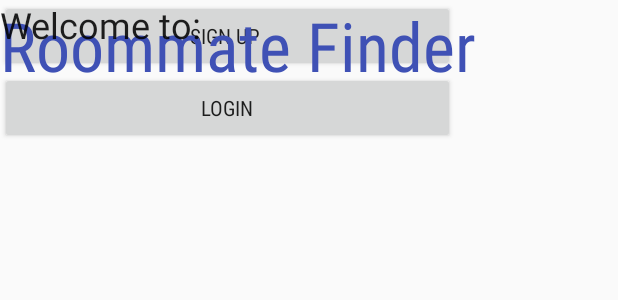
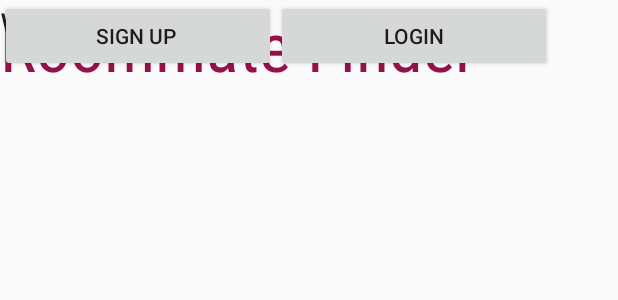
Before and after one commit to ashes303/sheInnovates2018, an Android app: the layout activity_login.xml on its own in the app's theme, with its tools: preview values and no code run, on a phone screen of 412 x 824 dp. Shown: the top 300 px of the screen. Run offline under Robolectric (Android 15) with nearby library versions, the phone set to English and light mode, and no system bars.

Commit message:
Login/signup page

```diff
--- a/app/src/main/res/layout/activity_login.xml
+++ b/app/src/main/res/layout/activity_login.xml
@@ -5,35 +5,6 @@
     android:layout_width="match_parent"
     android:layout_height="match_parent"
     tools:context="jan.pitt.si.Login">
-
-    <LinearLayout
-        android:layout_width="0dp"
-        android:layout_height="wrap_content"
-        android:gravity="center"
-        android:orientation="vertical"
-        android:visibility="visible"
-        tools:layout_editor_absoluteX="9dp"
-        tools:layout_editor_absoluteY="341dp">
-
-        <Button
-            android:id="@+id/button"
-            style="@style/Widget.AppCompat.Button"
-            android:layout_width="match_parent"
-            android:layout_height="wrap_content"
-            android:fontFamily="sans-serif-condensed"
-            android:text="Sign Up "
-            tools:layout_editor_absoluteX="136dp"
-            tools:layout_editor_absoluteY="149dp" />
-
-        <Button
-            android:id="@+id/button2"
-            android:layout_width="303dp"
-            android:layout_height="wrap_content"
-            android:fontFamily="sans-serif-condensed"
-            android:text="Login"
-            android:textAppearance="@style/TextAppearance.AppCompat.Button" />
-
-    </LinearLayout>
 
     <TextView
         android:id="@+id/textView"
@@ -45,16 +16,46 @@
         android:textAppearance="@style/TextAppearance.AppCompat.Display2"
         android:textColor="@color/colorPrimary"
         android:typeface="serif"
-        tools:layout_editor_absoluteX="3dp"
-        tools:layout_editor_absoluteY="196dp" />
+        tools:layout_editor_absoluteX="35dp"
+        tools:layout_editor_absoluteY="216dp" />
 
     <TextView
         android:id="@+id/textView2"
         android:layout_width="wrap_content"
         android:layout_height="wrap_content"
         android:text="Welcome to: "
+        android:textAlignment="center"
         android:textAppearance="@style/TextAppearance.AppCompat.Headline"
-        tools:layout_editor_absoluteX="91dp"
-        tools:layout_editor_absoluteY="163dp" />
+        tools:layout_editor_absoluteX="114dp"
+        tools:layout_editor_absoluteY="161dp" />
+
+    <LinearLayout
+        android:layout_width="368dp"
+        android:layout_height="0dp"
+        android:orientation="vertical"
+        tools:layout_editor_absoluteX="8dp"
+        tools:layout_editor_absoluteY="447dp">
+
+        <LinearLayout
+            android:layout_width="match_parent"
+            android:layout_height="wrap_content"
+            android:gravity="bottom"
+            android:orientation="horizontal">
+
+            <Button
+                android:id="@+id/button3"
+                android:layout_width="wrap_content"
+                android:layout_height="wrap_content"
+                android:layout_weight="1"
+                android:text="Sign Up " />
+
+            <Button
+                android:id="@+id/button4"
+                android:layout_width="wrap_content"
+                android:layout_height="wrap_content"
+                android:layout_weight="1"
+                android:text="Login" />
+        </LinearLayout>
+    </LinearLayout>
 
 </android.support.constraint.ConstraintLayout>
--- a/app/src/main/res/values/colors.xml
+++ b/app/src/main/res/values/colors.xml
@@ -1,6 +1,6 @@
 <?xml version="1.0" encoding="utf-8"?>
 <resources>
-    <color name="colorPrimary">#3F51B5</color>
+    <color name="colorPrimary">#95114a</color>
     <color name="colorPrimaryDark">#303F9F</color>
     <color name="colorAccent">#FF4081</color>
 </resources>
```
Also changed, not shown: 3 other files.
